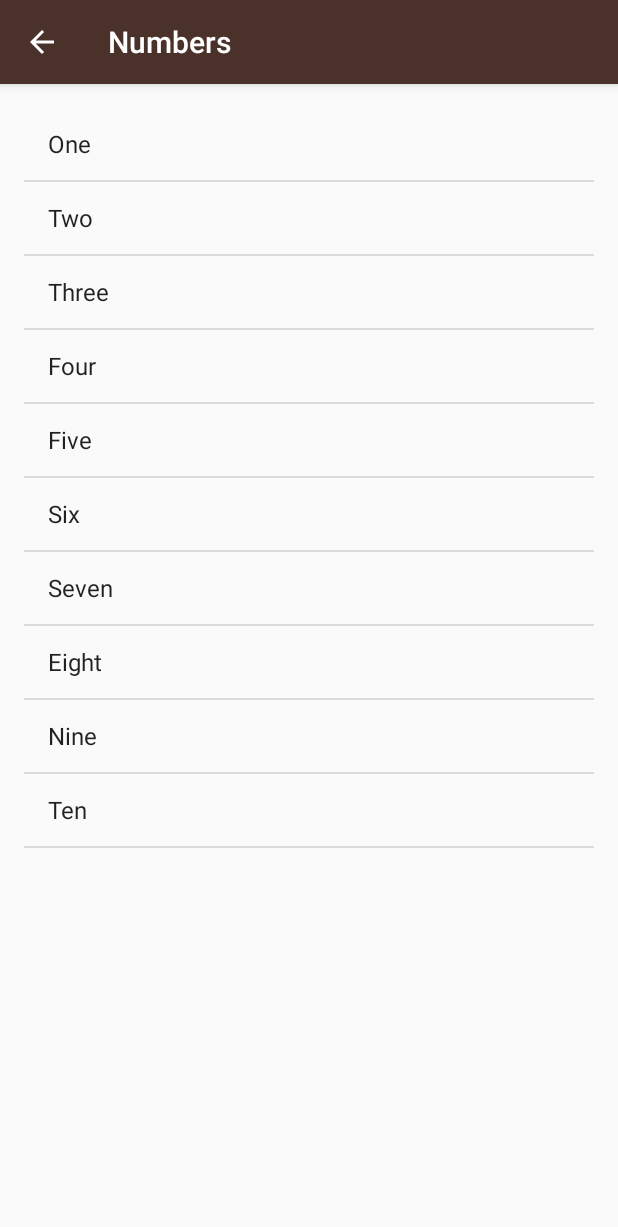
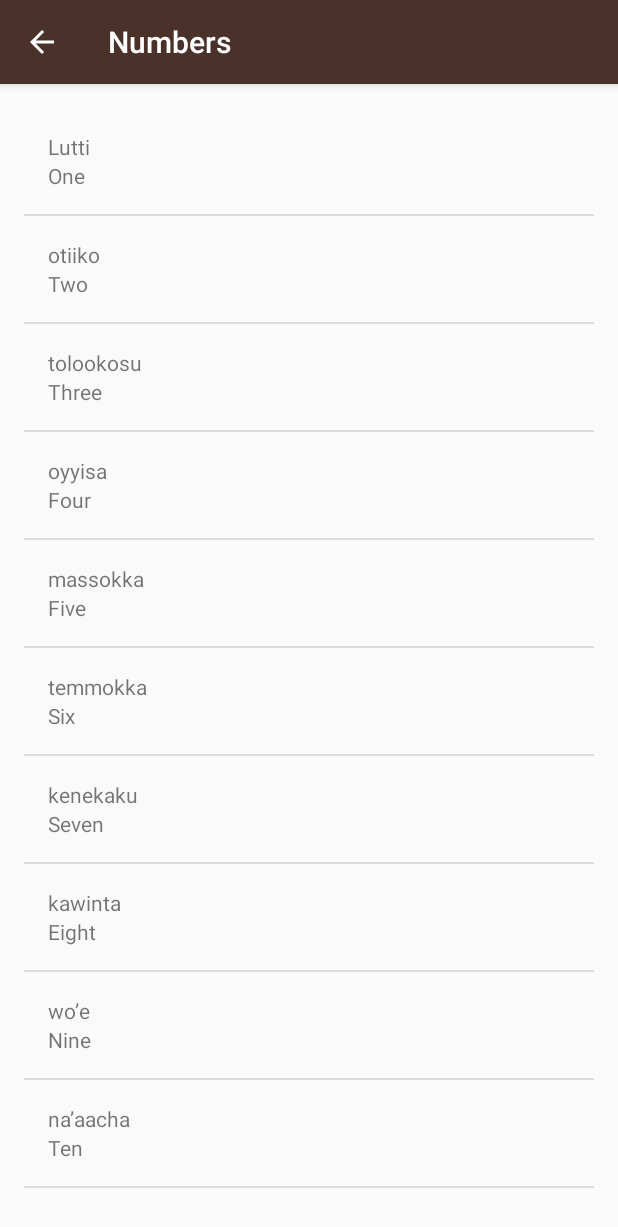
Before and after one commit to hasanmohdkhan/Miwok-App, an Android app: the NumbersActivity screen opened directly, with no data from a screen before it, on a phone screen of 412 x 824 dp. Shown: the top 1227 px of the screen. Run offline under Robolectric (Android 15) with nearby library versions, the phone set to English and light mode, and no system bars.

Commit message:
CustomAdapter is Added to list View With Two text View

```diff
--- a/app/src/main/java/com/example/android/miwok/NumbersActivity.java
+++ b/app/src/main/java/com/example/android/miwok/NumbersActivity.java
@@ -17,7 +17,6 @@ package com.example.android.miwok;
 
 import android.os.Bundle;
 import android.support.v7.app.AppCompatActivity;
-import android.widget.ArrayAdapter;
 import android.widget.ListView;
 
 import java.util.ArrayList;
@@ -30,43 +29,36 @@ public class NumbersActivity extends AppCompatActivity {
         setContentView(R.layout.activity_numbers);
 
         //String Array to store words -> english
-       ArrayList<String> words=new ArrayList<>();
-        words.add("One");
-        words.add("Two");
-        words.add("Three");
-        words.add("Four");
-        words.add("Five");
-        words.add("Six");
-        words.add("Seven");
-        words.add("Eight");
-        words.add("Nine");
-        words.add("Ten");
-
-        //Logs
-      //  Log.v("NumbersActivity","Words At index 6 "+words.get(5));
-       // Log.v("NumbersActivity","Words At index 0 "+words.get(0));
-         //
-
-        // LinearLayout rootView=(LinearLayout)findViewById(R.id.rootview);
+        /** WHat we r doing here is passing two args in construtor of Words class
+         * @param 1st arg in Words is English word
+         *
+         * @param 2st arg in Words is miwok wors
+         */
+        ArrayList<Words> words = new ArrayList<Words>();
+        words.add(new Words("One", "Lutti"));
+        words.add(new Words("Two", "otiiko"));
+        words.add(new Words("Three", "tolookosu"));
+        words.add(new Words("Four", "oyyisa"));
+        words.add(new Words("Five", "massokka"));
+        words.add(new Words("Six", "temmokka"));
+        words.add(new Words("Seven", "kenekaku"));
+        words.add(new Words("Eight", "kawinta"));
+        words.add(new Words("Nine", "wo’e"));
+        words.add(new Words("Ten", "na’aacha"));
 
 
-        ArrayAdapter<String> itemAdapter = new ArrayAdapter<>(this, android.R.layout.simple_list_item_1, words);
+        WordsAdapter itemAdapter = new WordsAdapter(this, words);
 
 
-        ListView listView = (ListView) findViewById(R.id.list);
+        ListView listView = (ListView) findViewById(R.id.list_view);
+
+
 
         listView.setAdapter(itemAdapter);
 
 
+    }
 
-
-
-
-
-
-
-
-
-
+    private class Word {
     }
 }
--- /dev/null
+++ b/app/src/main/java/com/example/android/miwok/Words.java
@@ -0,0 +1,40 @@
+package com.example.android.miwok;
+
+/**
+ * Created by hasanZian on 09-07-2017.
+ * Class word it is used to set listview item for two field
+ * i.e english word and miwok word
+ * used in adapter to set more than two value in ArrayList
+ */
+
+public class Words {
+    /*
+    * private variables to protect class
+    * from outside access
+    *
+    * */
+    private String mMiwokWord;
+    private String mEnglishWord;
+
+    /*Construtor here with two argruments
+    * */
+
+    /**
+     * @param vMiwokWord   args for miwok word
+     * @param vEnglishWord args for miwok English
+     */
+    public Words(String vEnglishWord, String vMiwokWord) {
+        mEnglishWord = vEnglishWord;
+        mMiwokWord = vMiwokWord;
+
+    }
+
+    //
+    public String getmMiwokWord() {
+        return mMiwokWord;
+    }
+
+    public String getmEnglishWord() {
+        return mEnglishWord;
+    }
+}
--- /dev/null
+++ b/app/src/main/java/com/example/android/miwok/WordsAdapter.java
@@ -0,0 +1,62 @@
+package com.example.android.miwok;
+
+import android.app.Activity;
+import android.view.LayoutInflater;
+import android.view.View;
+import android.view.ViewGroup;
+import android.widget.ArrayAdapter;
+import android.widget.TextView;
+
+import java.util.ArrayList;
+
+/**
+ * Created by hasanZian on 09-07-2017.
+ */
+
+public class WordsAdapter extends ArrayAdapter<Words> {
+
+    //construtor
+    public WordsAdapter(Activity context, ArrayList<Words> words) {
+        super(context, 0, words);
+    }
+    //Words currentWords=getItem(position);
+
+
+    /**
+     * {@inheritDoc}
+     *
+     * @param position
+     * @param convertView
+     * @param parent
+     */
+
+    @Override
+    public View getView(int position, View convertView, ViewGroup parent) {
+        //Convertview is assign in listItemView
+        View listItemView = convertView;
+        // if block for checking that listView is Null or not
+        if (listItemView == null) {
+            //inflating layout into
+            listItemView = LayoutInflater.from(getContext()).inflate(R.layout.list_item, parent, false);
+        }
+        //getting object of Words class and getting its postion for list
+        Words currentWords = getItem(position);
+
+        // Find the TextView in the list_item.xml layout with the ID miwok_words
+        TextView mWimok = (TextView) listItemView.findViewById(R.id.miwok_words);
+
+        //setting wimok words to textview via getmMiwokWord
+        //
+        mWimok.setText(currentWords.getmMiwokWord());
+
+        // Find the TextView in the list_item.xml layout with the ID version_name
+        TextView mEnglishCurrent = (TextView) listItemView.findViewById(R.id.englis_words);
+        //setting english words to textview via method getMenglish
+        //
+        mEnglishCurrent.setText(currentWords.getmEnglishWord());
+
+        // Return the whole list item layout (containing 2 TextViews)
+        // so that it can be shown in the ListView
+        return listItemView;
+    }
+}
--- a/app/src/main/res/layout/activity_numbers.xml
+++ b/app/src/main/res/layout/activity_numbers.xml
@@ -15,7 +15,7 @@
 -->
 <ListView xmlns:android="http://schemas.android.com/apk/res/android"
     xmlns:tools="http://schemas.android.com/tools"
-    android:id="@+id/list"
+    android:id="@+id/list_view"
     android:layout_width="match_parent"
     android:layout_height="match_parent"
     android:paddingBottom="16dp"
--- /dev/null
+++ b/app/src/main/res/layout/list_item.xml
@@ -0,0 +1,24 @@
+<?xml version="1.0" encoding="utf-8"?>
+<LinearLayout xmlns:android="http://schemas.android.com/apk/res/android"
+    xmlns:tools="http://schemas.android.com/tools"
+    android:layout_width="match_parent"
+    android:layout_height="match_parent"
+    android:orientation="vertical"
+    android:padding="16dp">
+
+    <TextView
+        android:id="@+id/miwok_words"
+        android:layout_width="match_parent"
+        android:layout_height="wrap_content"
+
+        tools:text="Lutti" />
+
+    <TextView
+        android:id="@+id/englis_words"
+        android:layout_width="match_parent"
+        android:layout_height="wrap_content"
+
+        tools:text="One" />
+
+
+</LinearLayout>
```
